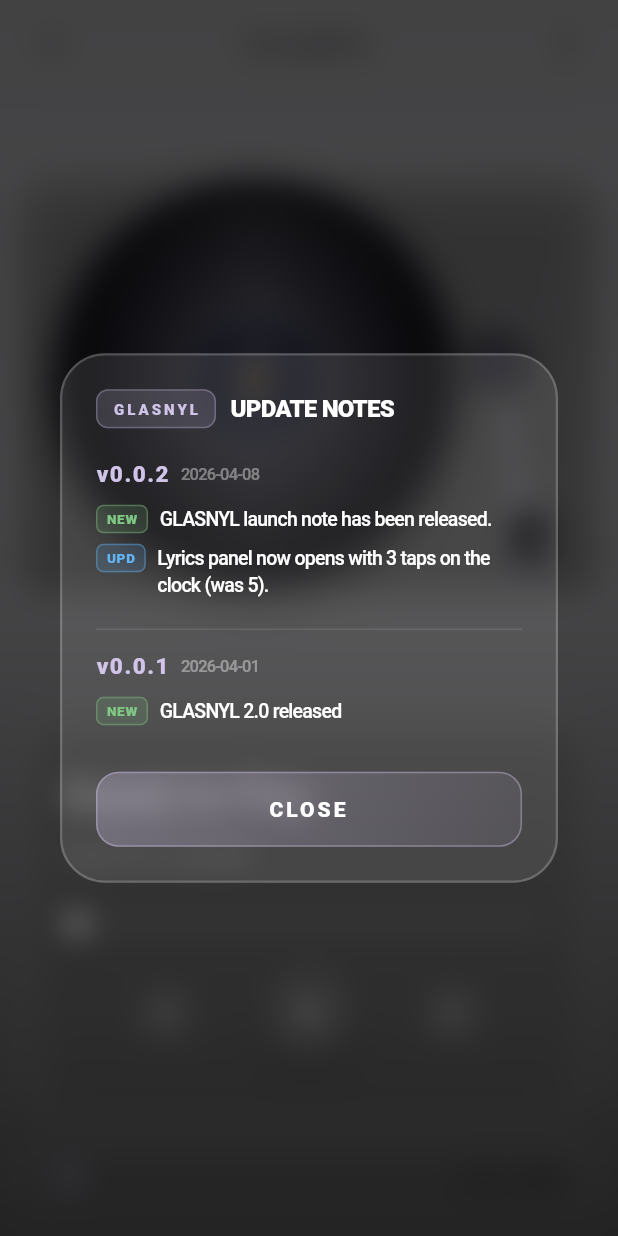
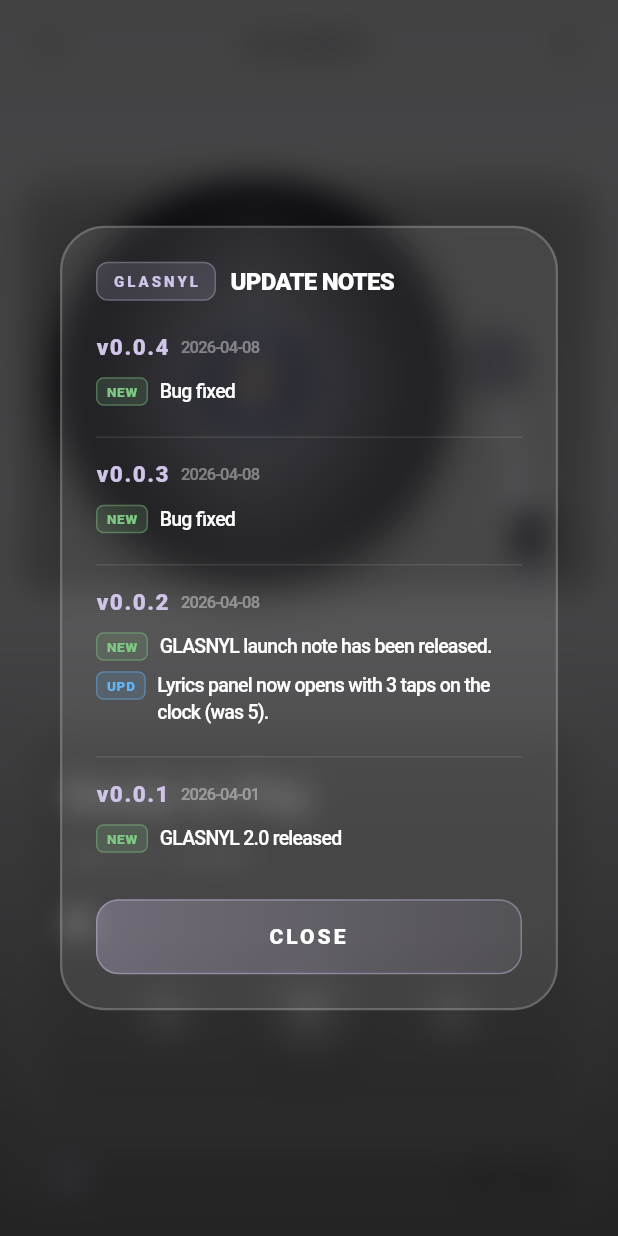
Before and after one commit to jjaez7/meteor_player, a Flutter app: the VinylPlayerScreen screen opened directly, on a phone screen of 412 x 824 dp. Run offline on Flutter 3.47's test engine with Material 3 defaults, Android fonts, the light colour scheme and no system bars; our stand-ins replace audio_service, flutter_colorpicker, font_awesome_flutter, google_mobile_ads, marquee, package_info_plus and 5 more; missing offline and left inert: notification_listener_service, translator; accounts and stored records are empty; Roboto replaces fonts that are missing (Pretendard, sans-serif-medium); statements that could not run were skipped.

Commit message:
GLASNYL 2.0/0.0.4+27

```diff
--- a/lib/menu/release_notes.dart
+++ b/lib/menu/release_notes.dart
@@ -30,6 +30,20 @@
 
 // ★ 여기에 버전 올릴 때마다 맨 위에 추가하세요
 const List<ReleaseNote> kReleaseNotes = [
+  ReleaseNote(
+    version: "0.0.4",
+    date: "2026-04-08",
+    items: [
+      ReleaseNoteItem(NoteType.feature, "Bug fixed"),
+    ],
+  ),
+  ReleaseNote(
+    version: "0.0.3",
+    date: "2026-04-08",
+    items: [
+      ReleaseNoteItem(NoteType.feature, "Bug fixed"),
+    ],
+  ),
   ReleaseNote(
     version: "0.0.2",
     date: "2026-04-08",
--- a/lib/services/ad_service.dart
+++ b/lib/services/ad_service.dart
@@ -37,7 +37,7 @@
       final String? installTimeStr = prefs.getString(_installTimeKey);
       if (installTimeStr != null) {
         final installTime = DateTime.tryParse(installTimeStr);
-        if (installTime != null && DateTime.now().difference(installTime).inHours < 1) {
+        if (installTime != null && DateTime.now().difference(installTime).inMinutes < 60) {
           return true;
         }
       }
@@ -45,7 +45,7 @@
       final String? lastWatch = prefs.getString(_adKey);
       if (lastWatch != null) {
         final lastWatchDate = DateTime.tryParse(lastWatch);
-        if (lastWatchDate != null && DateTime.now().difference(lastWatchDate).inHours < 9) {
+        if (lastWatchDate != null && DateTime.now().difference(lastWatchDate).inMinutes < 540) {
           return true;
         }
       }
--- a/pubspec.yaml
+++ b/pubspec.yaml
@@ -16,7 +16,7 @@
 # https://developer.apple.com/library/archive/documentation/General/Reference/InfoPlistKeyReference/Articles/CoreFoundationKeys.html
 # In Windows, build-name is used as the major, minor, and patch parts
 # of the product and file versions while build-number is used as the build suffix.
-version: 0.0.3+26
+version: 0.0.4+27
 
 environment:
   sdk: ^3.10.7
```
Also changed, not shown: lib/player_screen.dart (+5 -2 lines).
